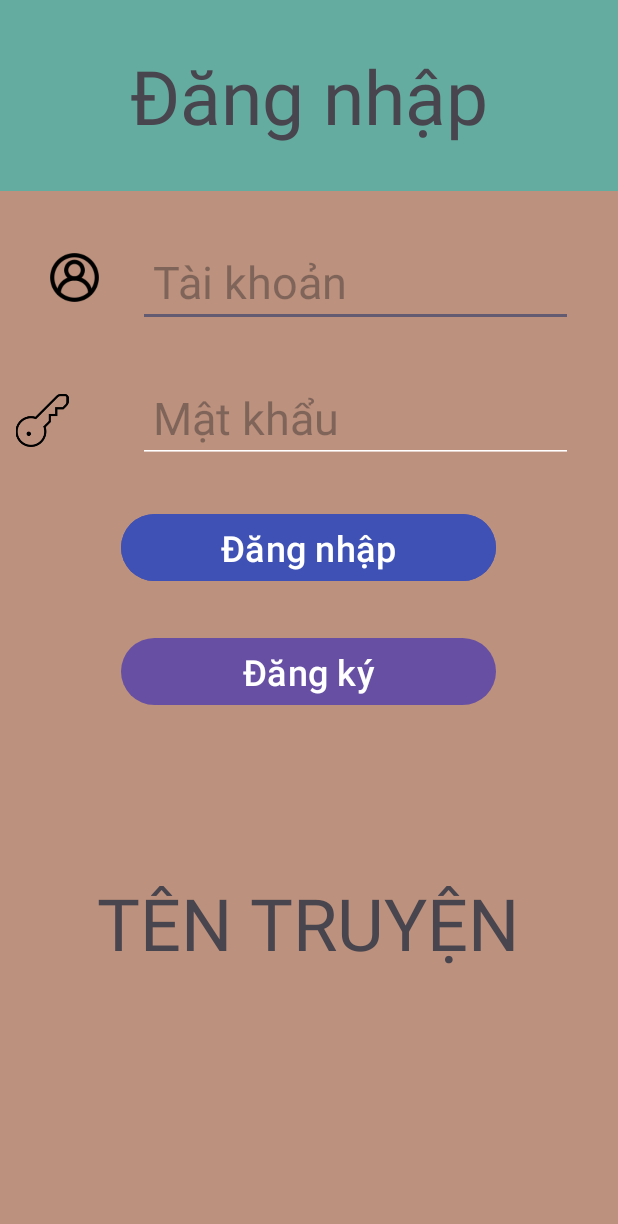
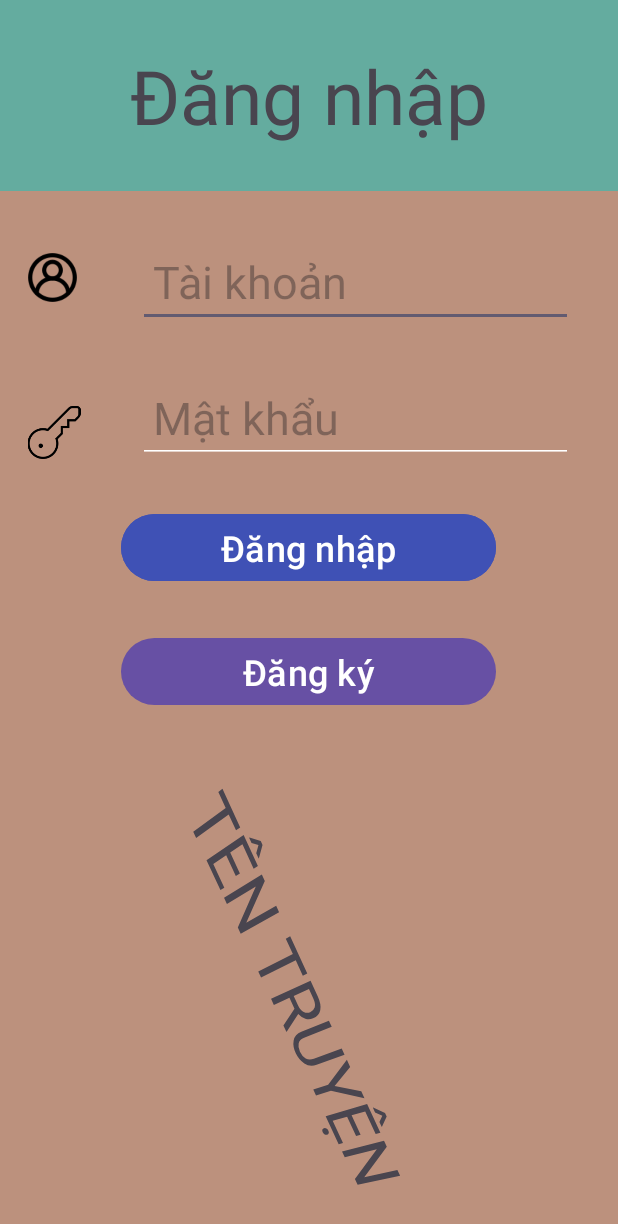
Before and after one commit to DuongDoi/2024-LapTrinhAndroid, an Android app: the MainActivity screen opened directly, with no data from a screen before it, on a phone screen of 412 x 824 dp. Shown: the top 1224 px of the screen. Run offline under Robolectric (Android 15) with nearby library versions, the phone set to English and light mode, and no system bars; our stand-ins replace Picasso; pictures from the network do not load.

Commit message:
Update layout_login.xml

```diff
--- a/AppDocTruyen/app/src/main/res/layout/layout_login.xml
+++ b/AppDocTruyen/app/src/main/res/layout/layout_login.xml
@@ -38,10 +38,11 @@
         app:layout_constraintTop_toBottomOf="@+id/textview_login" />
 
     <EditText
-        android:id="@+id/edittext_repassword"
+        android:id="@+id/edittext_password"
         android:layout_width="290dp"
         android:layout_height="wrap_content"
         android:layout_margin="@dimen/size30dp"
+        android:layout_marginTop="44dp"
         android:autofillHints="password"
         android:backgroundTint="#FFFFFF"
         android:hint="@string/password_edittext"
@@ -65,7 +66,7 @@
         app:layout_constraintEnd_toEndOf="parent"
         app:layout_constraintHorizontal_bias="0.496"
         app:layout_constraintStart_toStartOf="parent"
-        app:layout_constraintTop_toBottomOf="@+id/edittext_repassword" />
+        app:layout_constraintTop_toBottomOf="@+id/edittext_password" />
 
     <Button
         android:id="@+id/btn_reg"
@@ -85,8 +86,6 @@
         android:layout_width="70dp"
         android:layout_height="59dp"
         android:layout_marginTop="28dp"
-        app:layout_constraintEnd_toStartOf="@+id/edittext_username"
-        app:layout_constraintHorizontal_bias="0.677"
         app:layout_constraintStart_toStartOf="parent"
         app:layout_constraintTop_toBottomOf="@+id/textview_login"
         app:srcCompat="@drawable/user_img" />
@@ -95,25 +94,25 @@
         android:id="@+id/imageView2"
         android:layout_width="40dp"
         android:layout_height="35dp"
-        android:layout_marginTop="48dp"
-        android:layout_marginEnd="44dp"
-        app:layout_constraintEnd_toStartOf="@+id/edittext_repassword"
+        android:layout_marginStart="16dp"
+        android:layout_marginTop="56dp"
+        app:layout_constraintStart_toStartOf="parent"
         app:layout_constraintTop_toBottomOf="@+id/imageViewuser"
         app:srcCompat="@drawable/key_img" />
 
     <TextView
         android:id="@+id/textView_tentruyen"
-        android:layout_width="wrap_content"
-        android:layout_height="112dp"
+        android:layout_width="321dp"
+        android:layout_height="282dp"
         android:gravity="center_vertical"
+        android:rotation="62"
+        android:rotationX="-18"
+        android:rotationY="-27"
         android:text="@string/tentruyen"
         android:textSize="48sp"
         app:layout_constraintBottom_toBottomOf="parent"
         app:layout_constraintEnd_toEndOf="parent"
-        app:layout_constraintHorizontal_bias="0.496"
-        app:layout_constraintStart_toStartOf="parent"
-        app:layout_constraintTop_toBottomOf="@+id/btn_reg"
-        app:layout_constraintVertical_bias="0.358" />
+        app:layout_constraintStart_toStartOf="parent" />
 
 
 </androidx.constraintlayout.widget.ConstraintLayout>
```
